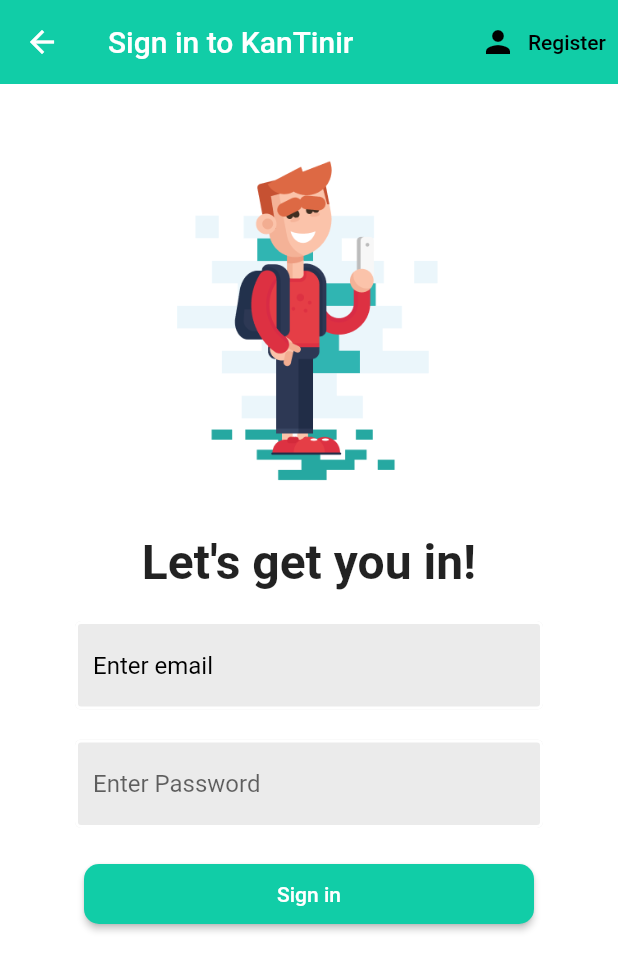
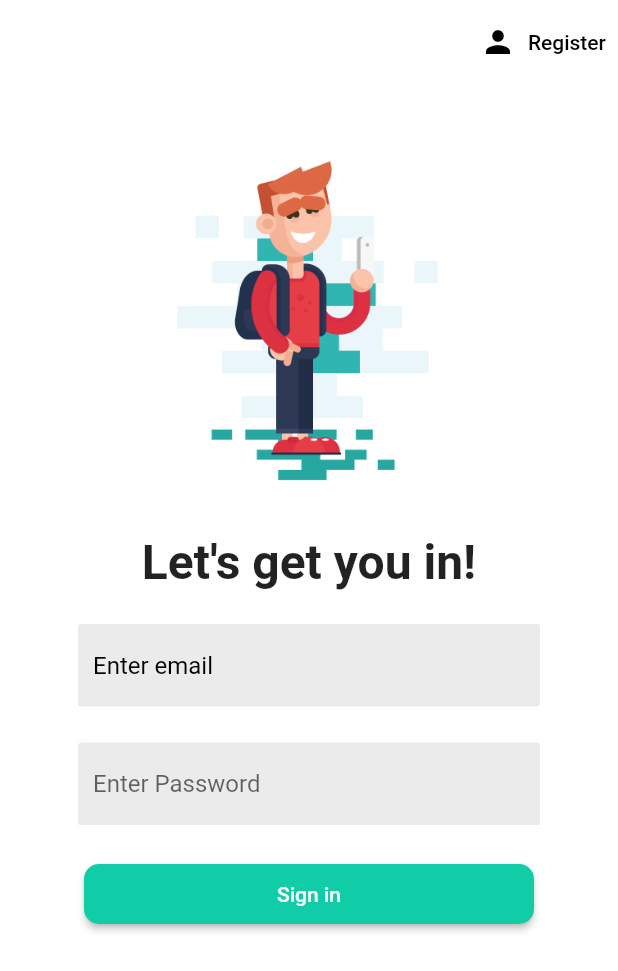
Before and after one commit to Gaberzzz/kantinir3, a Flutter app: the SignInPage screen opened directly with empty values, on a phone screen of 412 x 824 dp. Shown: the top 971 px of the screen. Run offline on Flutter 3.47's test engine with Material 2 defaults, Android fonts, the phone set to English and light mode, and no system bars; our stand-ins replace bottom_navy_bar, cloud_firestore, dio, firebase_auth, firebase_core, flutter_colorpicker and 3 more; missing offline and left inert: coffee, test_4; accounts and stored records are empty.

Commit message:
used a global var to change bg color

```diff
--- a/lib/main.dart
+++ b/lib/main.dart
@@ -7,6 +7,8 @@ import 'package:provider/provider.dart';
 import 'package:kantinir_mobile_app/models/user.dart';
 import 'package:kantinir_mobile_app/screens/wrapper.dart';
 import 'firebase_options.dart';
+
+Color backgroundColor = Colors.white;
 
 Future<void> main() async {
   WidgetsFlutterBinding.ensureInitialized();
--- a/lib/screens/authenticate/sign_in.dart
+++ b/lib/screens/authenticate/sign_in.dart
@@ -1,8 +1,10 @@
+import 'package:kantinir_mobile_app/screens/theme.dart';
 import 'package:kantinir_mobile_app/services/auth.dart';
 import 'package:flutter/material.dart';
 import 'package:kantinir_mobile_app/screens/authenticate/authenticate.dart';
 import 'package:kantinir_mobile_app/shared/constants.dart';
 import 'package:kantinir_mobile_app/screens/authenticate/register.dart';
+import 'package:provider/provider.dart';
 
 class SignInPage extends StatefulWidget {
   final Function toggleView;
@@ -26,10 +28,11 @@ class _SignInPageState extends State<SignInPage> {
 
   @override
   Widget build(BuildContext context) {
+    return Consumer<ThemeProvider>(builder: (context, theme, child) {
       return Scaffold(
         backgroundColor: Color.fromARGB(255, 255, 255, 255),
         appBar: AppBar(
-        backgroundColor: Color(0xFF11CDA7),
+          backgroundColor: theme.backgroundColor,
           elevation: 0.0,
           title: Text('Sign in to KanTinir'),
           actions: <Widget>[
@@ -95,10 +98,11 @@ class _SignInPageState extends State<SignInPage> {
                 SizedBox(height: 20.0),
                 ElevatedButton(
                   style: ElevatedButton.styleFrom(
-                  primary: Color(0xFF11CDA7), // Set the button color to #11CDA7
+                    primary:
+                        Color(0xFF11CDA7), // Set the button color to #11CDA7
                     shape: RoundedRectangleBorder(
-                    borderRadius:
-                        BorderRadius.circular(10.0), // Make the button rounded
+                      borderRadius: BorderRadius.circular(
+                          10.0), // Make the button rounded
                     ),
                     minimumSize:
                         Size(300, 40), // Set the width and height you desire
@@ -107,8 +111,8 @@ class _SignInPageState extends State<SignInPage> {
                       style: TextStyle(color: Colors.white)),
                   onPressed: () async {
                     if (_formKey.currentState!.validate()) {
-                    dynamic result =
-                        await _auth.signInWithEmailAndPassword(email, password);
+                      dynamic result = await _auth.signInWithEmailAndPassword(
+                          email, password);
                       if (result == null) {
                         setState(() => error = 'credentials are not valid.');
                       }
@@ -126,5 +130,6 @@ class _SignInPageState extends State<SignInPage> {
           ),
         ),
       );
+    });
   }
 }
--- /dev/null
+++ b/lib/screens/theme.dart
@@ -0,0 +1,10 @@
+import 'package:flutter/material.dart';
+
+class ThemeProvider extends ChangeNotifier {
+  Color backgroundColor = Colors.white;
+
+  void updateBackground(Color color) {
+    backgroundColor = color;
+    notifyListeners();
+  }
+}
```
Also changed, not shown: lib/screens/authenticate/register.dart (+11 -5 lines). Lines whose indentation alone changed are shown as unchanged.
